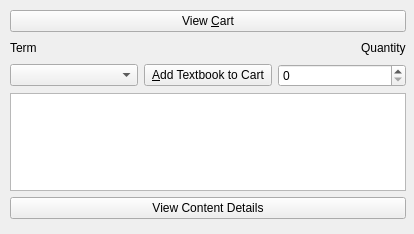
AnkushVarshneya/CUTPS, file D4_TeamJava/cuTPS_gui/StudentShopView.ui: the form before one commit.
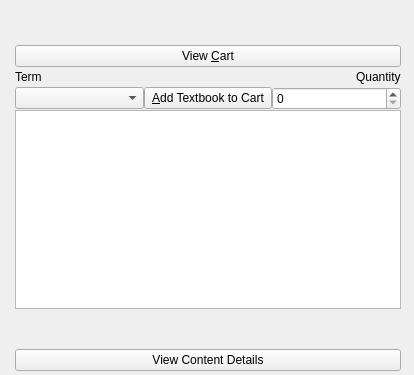
The form after the commit.

```diff
--- a/D4_TeamJava/cuTPS_gui/StudentShopView.ui
+++ b/D4_TeamJava/cuTPS_gui/StudentShopView.ui
@@ -7,19 +7,19 @@
     <x>0</x>
     <y>0</y>
     <width>414</width>
-    <height>234</height>
+    <height>375</height>
    </rect>
   </property>
   <property name="sizePolicy">
-   <sizepolicy hsizetype="Minimum" vsizetype="MinimumExpanding">
-    <horstretch>0</horstretch>
+   <sizepolicy hsizetype="MinimumExpanding" vsizetype="MinimumExpanding">
+    <horstretch>1</horstretch>
     <verstretch>2</verstretch>
    </sizepolicy>
   </property>
   <property name="minimumSize">
    <size>
     <width>400</width>
-    <height>225</height>
+    <height>375</height>
    </size>
   </property>
   <property name="windowTitle">
@@ -29,15 +29,46 @@
    <property name="geometry">
     <rect>
      <x>10</x>
-     <y>10</y>
+     <y>0</y>
      <width>396</width>
-     <height>209</height>
+     <height>371</height>
     </rect>
    </property>
    <layout class="QVBoxLayout" name="verticalLayout">
+    <property name="spacing">
+     <number>0</number>
+    </property>
     <property name="sizeConstraint">
      <enum>QLayout::SetMinimumSize</enum>
     </property>
+    <property name="leftMargin">
+     <number>5</number>
+    </property>
+    <property name="topMargin">
+     <number>5</number>
+    </property>
+    <property name="rightMargin">
+     <number>5</number>
+    </property>
+    <property name="bottomMargin">
+     <number>0</number>
+    </property>
+    <item>
+     <spacer name="verticalSpacer">
+      <property name="orientation">
+       <enum>Qt::Vertical</enum>
+      </property>
+      <property name="sizeType">
+       <enum>QSizePolicy::MinimumExpanding</enum>
+      </property>
+      <property name="sizeHint" stdset="0">
+       <size>
+        <width>20</width>
+        <height>40</height>
+       </size>
+      </property>
+     </spacer>
+    </item>
     <item>
      <widget class="QPushButton" name="viewShoppingCartOption">
       <property name="sizePolicy">
@@ -100,12 +131,32 @@
      </layout>
     </item>
     <item>
-     <widget class="QListView" name="itemsListView"/>
+     <widget class="QListView" name="itemsListView">
+      <property name="sizePolicy">
+       <sizepolicy hsizetype="MinimumExpanding" vsizetype="MinimumExpanding">
+        <horstretch>2</horstretch>
+        <verstretch>2</verstretch>
+       </sizepolicy>
+      </property>
+     </widget>
+    </item>
+    <item>
+     <spacer name="verticalSpacer_2">
+      <property name="orientation">
+       <enum>Qt::Vertical</enum>
+      </property>
+      <property name="sizeHint" stdset="0">
+       <size>
+        <width>20</width>
+        <height>40</height>
+       </size>
+      </property>
+     </spacer>
     </item>
     <item>
      <widget class="QPushButton" name="viewDetailsOption">
       <property name="sizePolicy">
-       <sizepolicy hsizetype="Preferred" vsizetype="Fixed">
+       <sizepolicy hsizetype="Preferred" vsizetype="Preferred">
         <horstretch>0</horstretch>
         <verstretch>0</verstretch>
        </sizepolicy>
```
